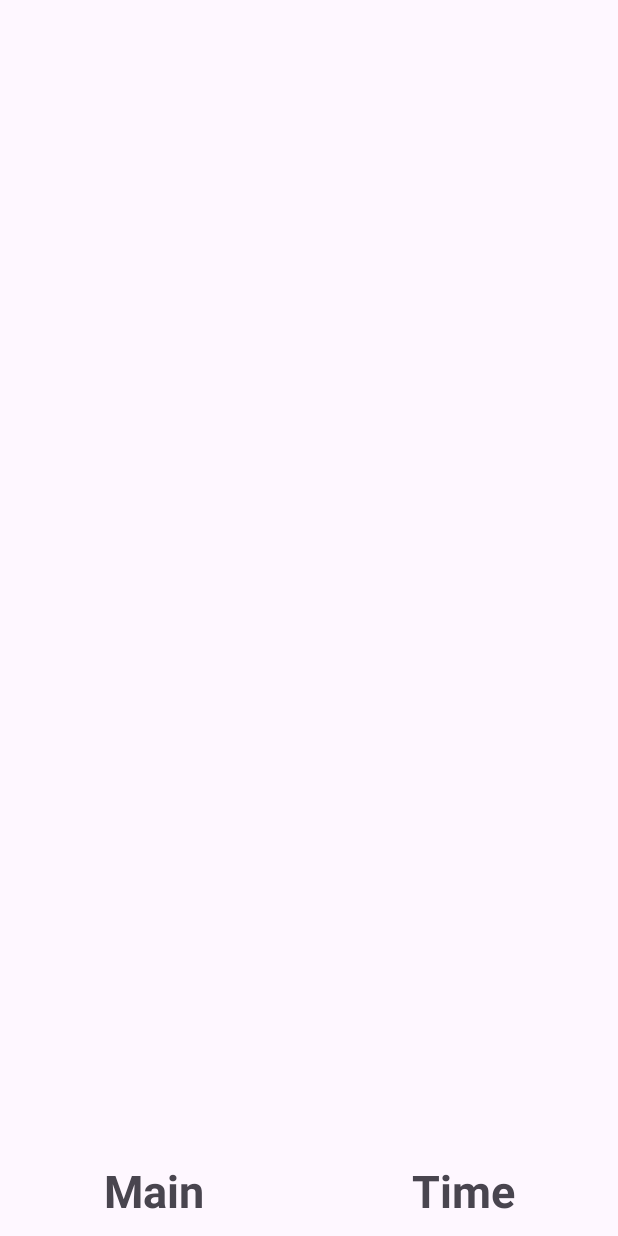
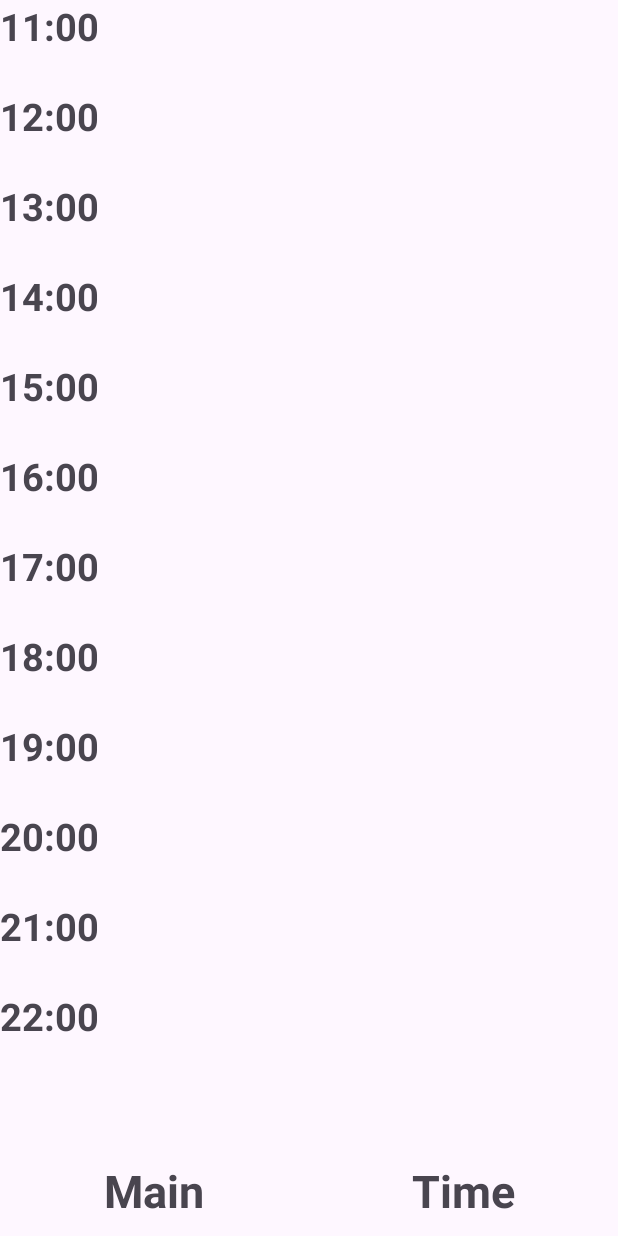
Before and after one commit to pyowonsik/OndoOtdo, an Android app: the SettingFragment screen opened through its navigation route, on a phone screen of 412 x 824 dp. Run offline under Robolectric (Android 15) with nearby library versions, the phone set to English and light mode, and no system bars; our stand-ins replace data binding; 1 statement that could not run was skipped.

Commit message:
feat : time recycler view 생성

```diff
--- a/app/src/main/java/com/wspyo/ondootdo/MainActivity.kt
+++ b/app/src/main/java/com/wspyo/ondootdo/MainActivity.kt
@@ -1,9 +1,11 @@
 package com.wspyo.ondootdo
 import android.os.Bundle
+import android.util.Log
 import androidx.appcompat.app.AppCompatActivity
 import androidx.databinding.DataBindingUtil
 import com.wspyo.ondootdo.databinding.ActivityMainBinding
 import com.wspyo.ondootdo.viewModel.WeatherViewModel
+import java.util.Calendar
 
 class MainActivity : AppCompatActivity() {
 
@@ -16,5 +18,15 @@ class MainActivity : AppCompatActivity() {
         weatherViewModel = (application as MyApplication).weatherViewModel
 
 //        Log.d("ViewModel Test : MainActivity",weatherViewModel.weatherResponse.value.toString())
+
+        // 현재 시간을 얻기
+        val calendar = Calendar.getInstance()
+        val hour = calendar.get(Calendar.HOUR_OF_DAY)
+        val minute = calendar.get(Calendar.MINUTE)
+        val second = calendar.get(Calendar.SECOND)
+
+//            Log.d("MainActivity", "{$hour : $minute : $second}" )
+
+
     }
 }
--- a/app/src/main/java/com/wspyo/ondootdo/SettingFragment.kt
+++ b/app/src/main/java/com/wspyo/ondootdo/SettingFragment.kt
@@ -7,16 +7,17 @@ import android.view.View
 import android.view.ViewGroup
 import androidx.databinding.DataBindingUtil
 import androidx.navigation.findNavController
+import androidx.recyclerview.widget.LinearLayoutManager
+import com.wspyo.ondootdo.adapter.TimeRVAdapter
 import com.wspyo.ondootdo.databinding.FragmentMainBinding
 import com.wspyo.ondootdo.databinding.FragmentSettingBinding
 
 class SettingFragment : Fragment() {
 
     private lateinit var binding: FragmentSettingBinding
-
+    private lateinit var rvAdapter: TimeRVAdapter
     override fun onCreate(savedInstanceState: Bundle?) {
         super.onCreate(savedInstanceState)
-
     }
 
     override fun onCreateView(
@@ -26,6 +27,12 @@ class SettingFragment : Fragment() {
         // Inflate the layout for this fragment
         binding = DataBindingUtil.inflate(inflater, R.layout.fragment_setting, container, false);
 
+        val rv = binding.timeRv
+        val items = mutableListOf<String>("11:00","12:00","13:00","14:00","15:00","16:00","17:00","18:00","19:00","20:00","21:00","22:00")
+
+        rvAdapter = TimeRVAdapter(items, requireContext())
+        rv.adapter = rvAdapter
+        rv.layoutManager = LinearLayoutManager(requireContext())
 
         binding.mainFragmentTab.setOnClickListener(){
             it.findNavController().navigate(R.id.action_settingFragment_to_mainFragment)
--- a/app/src/main/java/com/wspyo/ondootdo/SplashActivity.kt
+++ b/app/src/main/java/com/wspyo/ondootdo/SplashActivity.kt
@@ -26,8 +26,6 @@ class SplashActivity : AppCompatActivity() {
                 Toast.makeText(this,"위치 권한이 필요합니다.",Toast.LENGTH_SHORT).show()
             }
         }
-
-
 
     override fun onCreate(savedInstanceState: Bundle?) {
         super.onCreate(savedInstanceState)
--- /dev/null
+++ b/app/src/main/java/com/wspyo/ondootdo/adapter/TimeRVAdapter.kt
@@ -0,0 +1,28 @@
+package com.wspyo.ondootdo.adapter
+
+import android.content.Context
+import android.view.LayoutInflater
+import android.view.View
+import android.view.ViewGroup
+import android.widget.ImageView
+import android.widget.TextView
+import androidx.recyclerview.widget.RecyclerView
+import com.wspyo.ondootdo.R
+
+class TimeRVAdapter(val items : List<String>,val context : Context) : RecyclerView.Adapter<TimeRVAdapter.ViewHolder>() {
+    class ViewHolder(view : View) : RecyclerView.ViewHolder(view){
+        val textView : TextView = view.findViewById(R.id.timeArea)
+    }
+    override fun onCreateViewHolder(parent: ViewGroup, viewType: Int): TimeRVAdapter.ViewHolder {
+        val view = LayoutInflater.from(parent.context).inflate(R.layout.rv_item,parent,false)
+        return ViewHolder(view)
+    }
+
+    override fun onBindViewHolder(holder: TimeRVAdapter.ViewHolder, position: Int) {
+        holder.textView.text = items[position]
+    }
+
+    override fun getItemCount(): Int {
+        return items.size
+    }
+}
--- a/app/src/main/java/com/wspyo/ondootdo/viewModel/WeatherViewModel.kt
+++ b/app/src/main/java/com/wspyo/ondootdo/viewModel/WeatherViewModel.kt
@@ -123,10 +123,7 @@ class WeatherViewModel(application: Application) : AndroidViewModel(application)
         }
     }
 
-
     fun getCurrentTemperature(lat : Double,lon : Double , apiId : String) = viewModelScope.launch{
         _weatherResponse.value = temperatureRepository.getCurrentTemperature(lat,lon,apiId)
     }
-
-
 }
--- a/app/src/main/res/layout/fragment_setting.xml
+++ b/app/src/main/res/layout/fragment_setting.xml
@@ -12,29 +12,43 @@
             android:layout_width="match_parent"
             android:layout_height="match_parent">
 
+            <androidx.recyclerview.widget.RecyclerView
+                android:id="@+id/time_rv"
+                android:layout_width="0dp"
+                android:layout_height="0dp"
+                app:layout_constraintBottom_toTopOf="@+id/linearLayout"
+                app:layout_constraintTop_toTopOf="parent"
+                app:layout_constraintStart_toStartOf="parent"
+                app:layout_constraintEnd_toEndOf="parent" />
+
             <LinearLayout
-                android:layout_width="match_parent"
+                android:id="@+id/linearLayout"
+                android:layout_width="0dp"
                 android:layout_height="60dp"
-                app:layout_constraintBottom_toBottomOf="parent">
+                android:orientation="horizontal"
+                app:layout_constraintBottom_toBottomOf="parent"
+                app:layout_constraintStart_toStartOf="parent"
+                app:layout_constraintEnd_toEndOf="parent">
+
                 <TextView
                     android:id="@+id/mainFragmentTab"
+                    android:layout_width="0dp"
+                    android:layout_height="match_parent"
                     android:layout_weight="1"
+                    android:gravity="center"
                     android:text="Main"
                     android:textSize="30sp"
-                    android:textStyle="bold"
-                    android:gravity="center"
-                    android:layout_width="match_parent"
-                    android:layout_height="match_parent" />
+                    android:textStyle="bold" />
 
                 <TextView
                     android:id="@+id/timeFragmentTab"
+                    android:layout_width="0dp"
+                    android:layout_height="match_parent"
                     android:layout_weight="1"
+                    android:gravity="center"
                     android:text="Time"
                     android:textSize="30sp"
-                    android:textStyle="bold"
-                    android:gravity="center"
-                    android:layout_width="match_parent"
-                    android:layout_height="match_parent" />
+                    android:textStyle="bold" />
             </LinearLayout>
 
         </androidx.constraintlayout.widget.ConstraintLayout>
--- /dev/null
+++ b/app/src/main/res/layout/rv_item.xml
@@ -0,0 +1,14 @@
+<?xml version="1.0" encoding="utf-8"?>
+<androidx.constraintlayout.widget.ConstraintLayout xmlns:android="http://schemas.android.com/apk/res/android"
+    android:layout_width="match_parent"
+    android:layout_height="60dp">
+
+    <TextView
+        android:id="@+id/timeArea"
+        android:text="Time"
+        android:textStyle="bold"
+        android:textSize="25sp"
+        android:layout_width="match_parent"
+        android:layout_height="match_parent"/>
+
+</androidx.constraintlayout.widget.ConstraintLayout>
```
